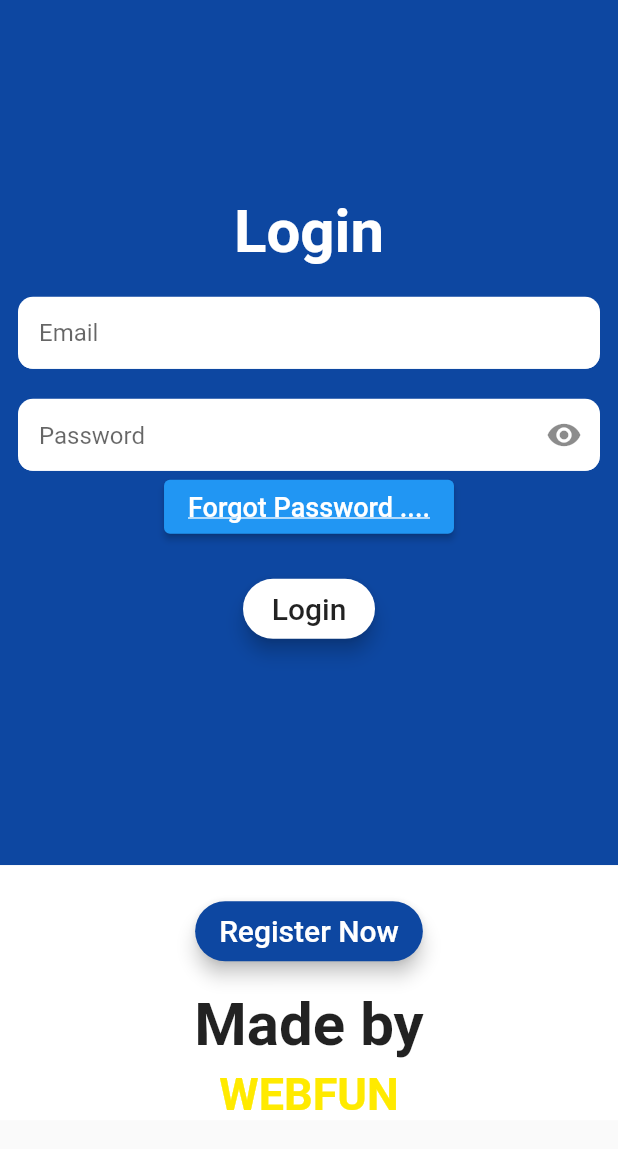
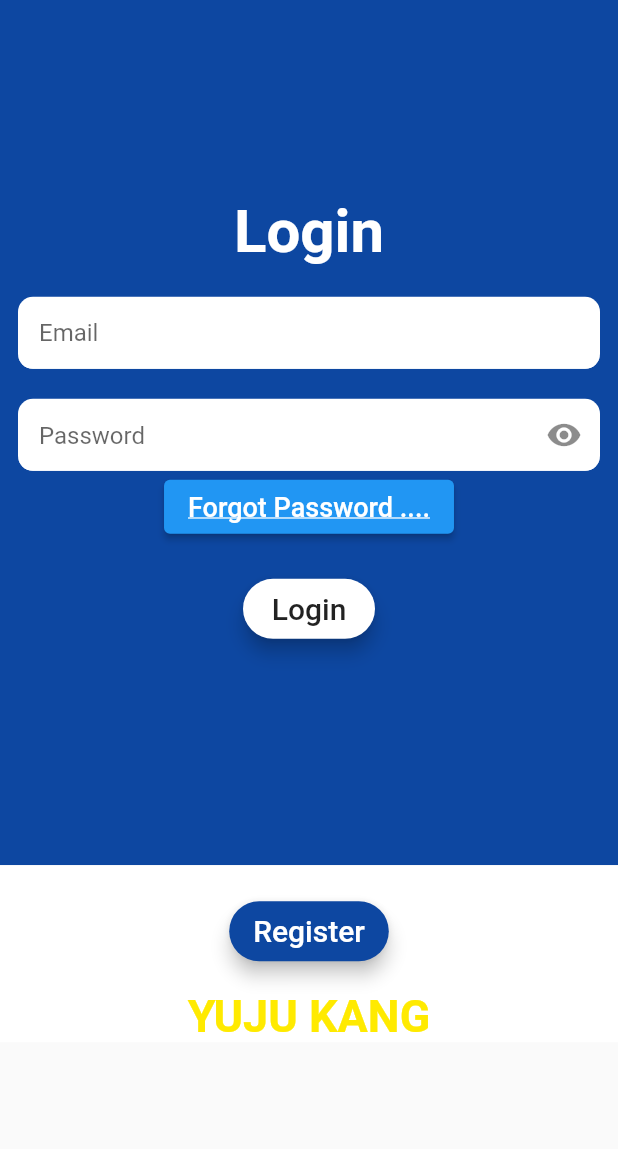
Before and after one commit to yuju-k/block_cipher_chat_app, a Flutter app: the screen it shows after launch, on a phone screen of 412 x 824 dp. Shown: the top 1149 px of the screen. Run offline on Flutter 3.47's test engine with Material 2 defaults, Android fonts, the phone set to English and light mode, and no system bars; our stand-ins replace cloud_firestore, firebase_auth, firebase_core; missing offline and left inert: encrypt; accounts and stored records are empty.

Commit message:
암호화 채팅

```diff
--- a/lib/login.dart
+++ b/lib/login.dart
@@ -59,15 +59,16 @@ class _HomeState extends State<Home> {
                             contentPadding: const EdgeInsets.only(
                                 left: 14.0, bottom: 8.0, top: 8.0),
                             focusedBorder: OutlineInputBorder(
-                              borderSide: new BorderSide(color: Colors.white),
-                              borderRadius: new BorderRadius.circular(10),
+                              borderSide: const BorderSide(color: Colors.white),
+                              borderRadius: BorderRadius.circular(10),
                             ),
                             enabledBorder: UnderlineInputBorder(
-                              borderSide: new BorderSide(color: Colors.white),
-                              borderRadius: new BorderRadius.circular(10),
+                              borderSide: const BorderSide(color: Colors.white),
+                              borderRadius: BorderRadius.circular(10),
                             ),
                           ),
                           validator: (value) {
+                            // ignore: prefer_is_empty
                             if (value!.length == 0) {
                               return "Email cannot be empty";
                             }
@@ -213,7 +214,7 @@ class _HomeState extends State<Home> {
                       },
                       color: Colors.blue[900],
                       child: const Text(
-                        "Register Now",
+                        "Register",
                         style: TextStyle(
                           color: Colors.white,
                           fontSize: 20,
@@ -223,18 +224,8 @@ class _HomeState extends State<Home> {
                     const SizedBox(
                       height: 15,
                     ),
-                    const Text(
-                      "Made by",
-                      style: TextStyle(
-                        fontWeight: FontWeight.bold,
-                        fontSize: 40,
-                      ),
-                    ),
-                    const SizedBox(
-                      height: 5,
-                    ),
                     Text(
-                      "WEBFUN",
+                      "YUJU KANG",
                       style: TextStyle(
                         fontWeight: FontWeight.bold,
                         fontSize: 30,
--- a/lib/main.dart
+++ b/lib/main.dart
@@ -1,5 +1,6 @@
 import 'package:firebase_core/firebase_core.dart';
 import 'package:flutter/material.dart';
+import 'package:encrypt/encrypt.dart' as encrypt;
 import 'login.dart';
 
 // void main() async {
--- a/pubspec.yaml
+++ b/pubspec.yaml
@@ -38,6 +38,7 @@ dependencies:
   firebase_core: ^2.10.0
   firebase_auth: ^4.4.2
   cloud_firestore: ^4.5.3
+  encrypt: ^5.0.1
 
 dev_dependencies:
   flutter_test:
```
Also changed, not shown: lib/chatpage.dart (+109 -3 lines), lib/message.dart (deleted, +0 -93 lines), pubspec.lock.
